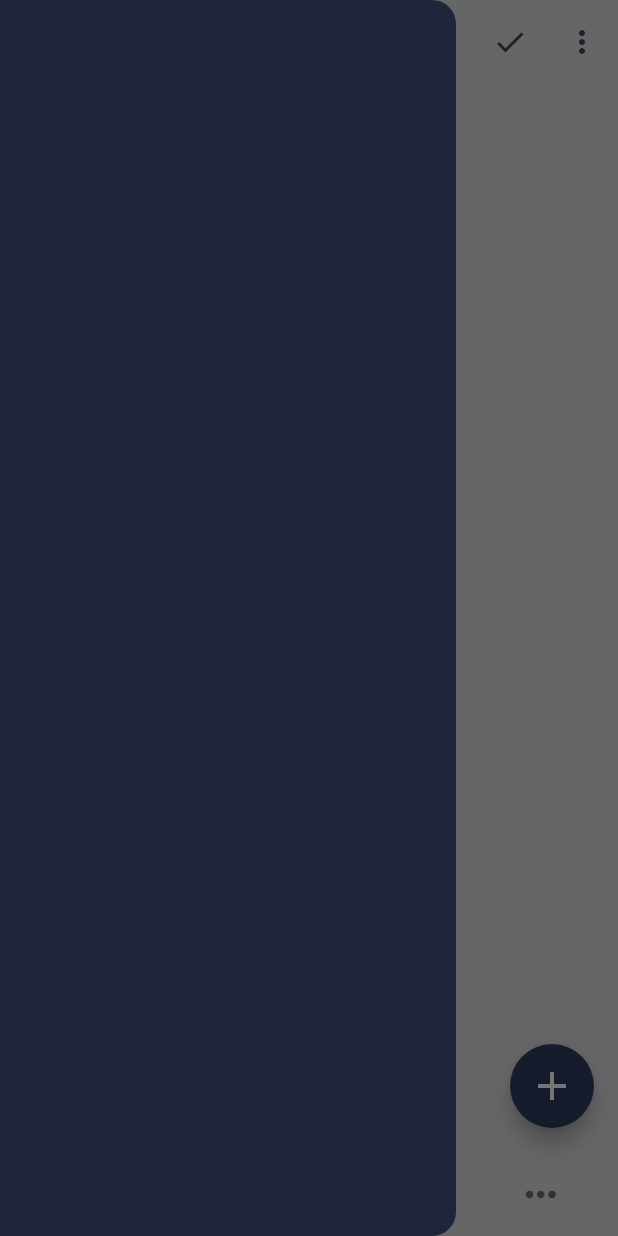
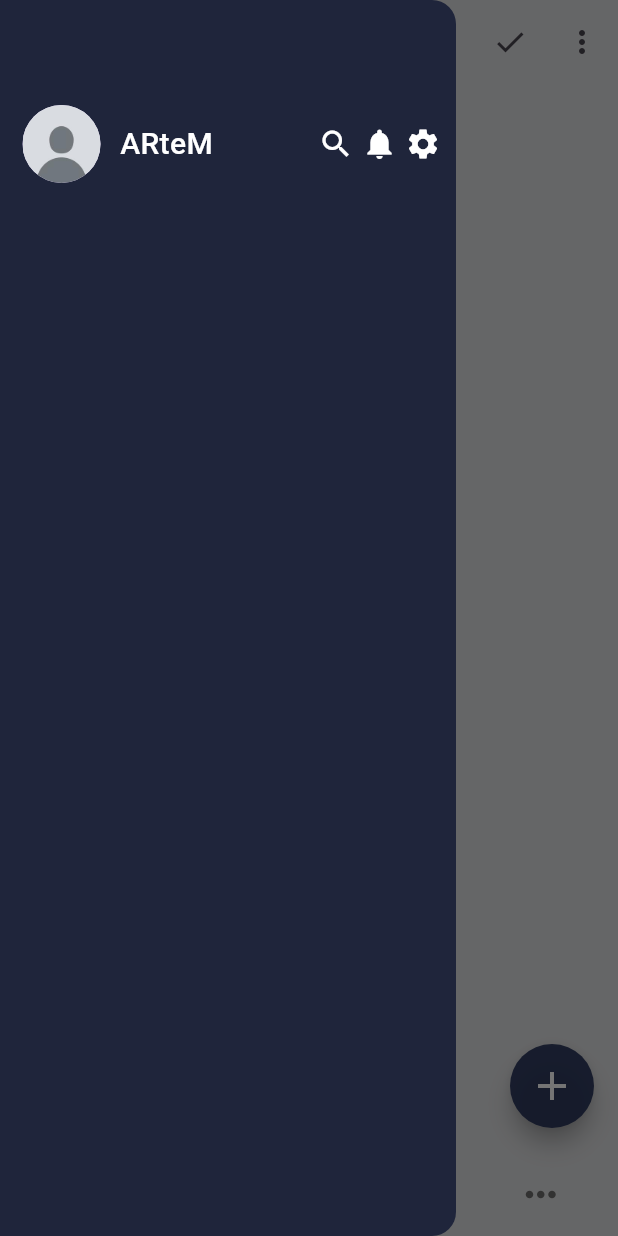
Before and after one commit to IvanovichArtem/TaskApp, a Flutter app: the screen it shows after launch, with the side drawer open, on a phone screen of 412 x 824 dp. Run offline on Flutter 3.47's test engine with Material 3 defaults, Android fonts, the light colour scheme and no system bars; our stand-ins replace google_fonts.

Commit message:
Added profile image and edit menu_drawer

```diff
--- a/lib/main.dart
+++ b/lib/main.dart
@@ -2,7 +2,6 @@ import 'package:flutter/material.dart';
 
 import 'project/app.dart';
 
-
 void main() {
   runApp(const MyApp());
 }
--- a/lib/widgets/bottom_navbar.dart
+++ b/lib/widgets/bottom_navbar.dart
@@ -47,7 +47,7 @@ class _BottomNavBarState extends State<BottomNavBar> {
           icon: Padding(
             padding: const EdgeInsets.symmetric(horizontal: 20.0),
             child: Icon(
-              Icons.rotate_right_rounded,
+              Icons.emoji_events_rounded,
               size: _selectedIndex == 2 ? 36 : 30,
             ),
           ),
--- a/lib/widgets/menu_drawer.dart
+++ b/lib/widgets/menu_drawer.dart
@@ -1,15 +1,69 @@
 import 'package:flutter/material.dart';
+
+import 'package:google_fonts/google_fonts.dart';
 
 class MenuDrawer extends StatelessWidget {
   const MenuDrawer({
     super.key,
   });
 
+  String _truncateText(String text, {int maxLength = 10}) {
+    if (text.length <= maxLength) {
+      return text;
+    } else {
+      return text.substring(0, maxLength) + '...';
+    }
+  }
+
   @override
   Widget build(BuildContext context) {
     return Drawer(
       backgroundColor: Color.fromRGBO(31, 37, 59, 1),
-      child: Container(),
+      child: Padding(
+        padding: EdgeInsets.only(top: 70),
+        child: Column(
+          children: [
+            Row(
+              children: [
+                SizedBox(width: 15),
+                CircleAvatar(
+                  backgroundImage: AssetImage(
+                      'assets/images/profile/default_profile_img.jpg'),
+                  radius: 26,
+                ),
+                SizedBox(width: 13),
+                Text(
+                  _truncateText('ARteM'),
+                  style: GoogleFonts.roboto(
+                      color: Colors.white,
+                      fontWeight: FontWeight.w500,
+                      fontSize: 20),
+                  overflow: TextOverflow.ellipsis,
+                ),
+                Spacer(),
+                Wrap(
+                  spacing: 5,
+                  children: [
+                    Icon(
+                      Icons.search,
+                      color: Colors.white,
+                    ),
+                    Icon(
+                      Icons.notifications,
+                      color: Colors.white,
+                    ),
+                    Icon(
+                      Icons.settings,
+                      color: Colors.white,
+                    ),
+                  ],
+                ),
+                SizedBox(width: 10)
+              ],
+            )
+          ],
+        ),
+      ),
     );
   }
 }
```
Also changed, not shown: pubspec.yaml (+5 -6 lines), assets/images/profile/default_profile_img.jpg (added).
